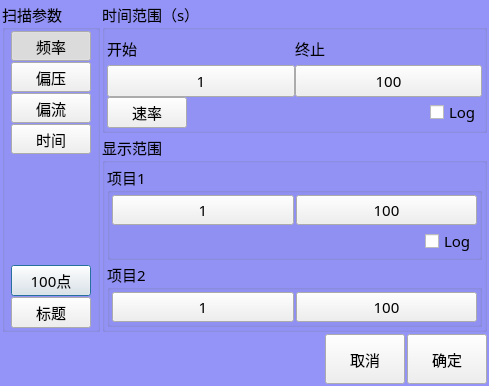
First picture: the form in AnalysisMode/frmTraceSetup.ui, repository caicaiking/WKEFactoryView2014, before the edit.
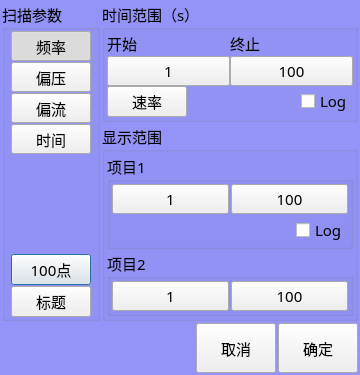
Second picture: the form after the edit.

```diff
--- a/AnalysisMode/frmTraceSetup.ui
+++ b/AnalysisMode/frmTraceSetup.ui
@@ -6,8 +6,8 @@
    <rect>
     <x>0</x>
     <y>0</y>
-    <width>489</width>
-    <height>386</height>
+    <width>360</width>
+    <height>313</height>
    </rect>
   </property>
   <property name="font">
```
